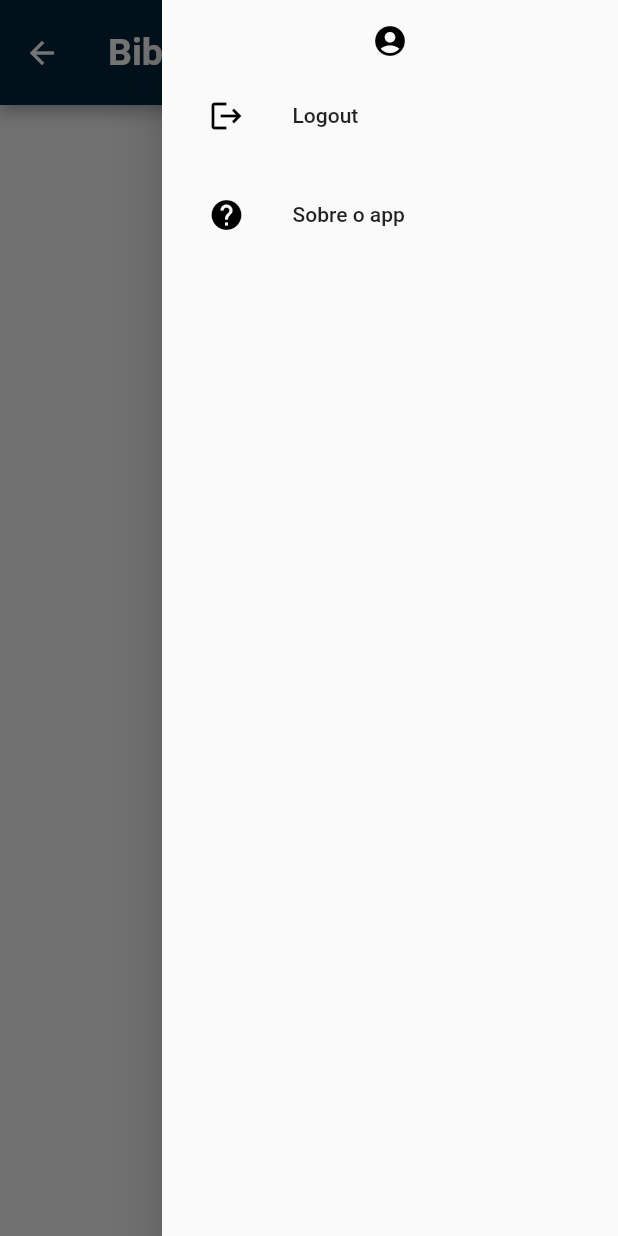
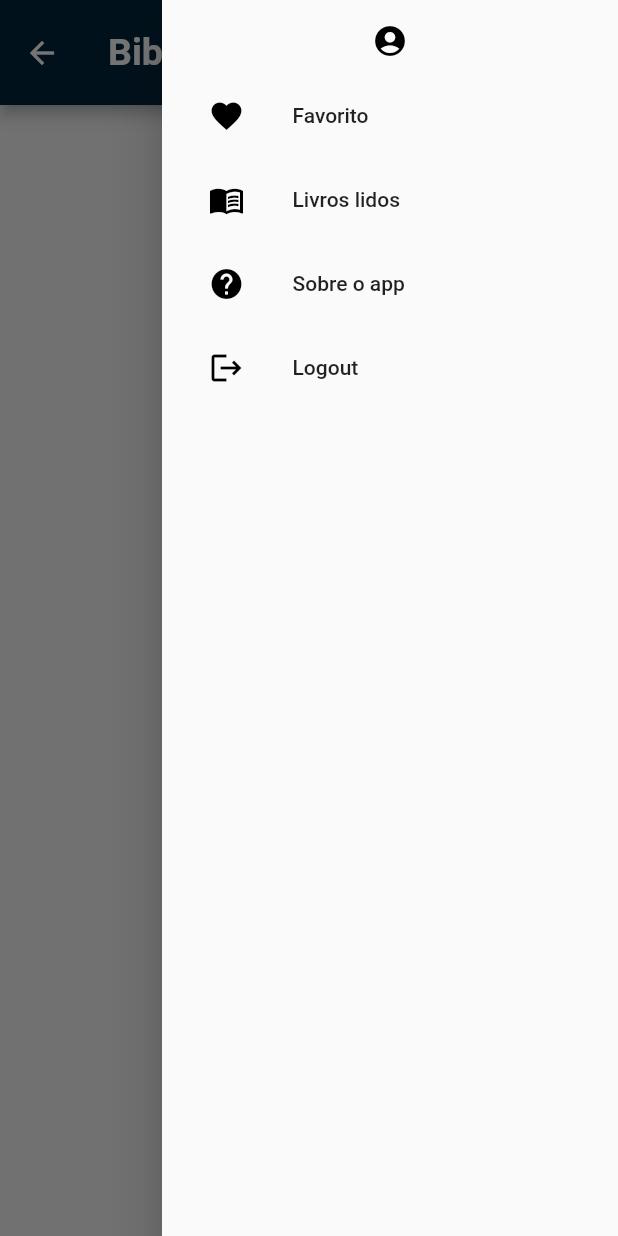
Before and after one commit to DevHSTerra/BibliotecaPessoal, a Flutter app: the PaginaPrincipal screen opened by its route, with the side drawer open, on a phone screen of 412 x 824 dp. Run offline on Flutter 3.47's test engine with Material 2 defaults, Android fonts, the phone set to English and light mode, and no system bars; our stand-ins replace cloud_firestore, firebase_auth, firebase_core, google_fonts; missing offline and left inert: flutter_downloader; accounts and stored records are empty; network calls fail.

Commit message:
Estável

```diff
--- a/flutter_application_app/lib/autentifica/pagina_login.dart
+++ b/flutter_application_app/lib/autentificar/pagina_login.dart
@@ -4,7 +4,7 @@ import 'package:flutter/material.dart';
 import 'package:google_fonts/google_fonts.dart';
 
 import '../controller/controlador_de_login.dart';
-import '../pages/suporte.dart';
+import '../suporte/suporte.dart';
 
 class PaginaLogin extends StatefulWidget {
   const PaginaLogin({Key? key}) : super(key: key);
@@ -29,7 +29,7 @@ class _PaginaLoginState extends State<PaginaLogin> {
               Container(
                 padding: EdgeInsets.fromLTRB(20, 0, 20, 5),
                 child: Center(
-                  child: Image.asset('wallpaper/logo-no-background.png',
+                  child: Image.asset(Auxiliar.imagemLogo,
                       width: MediaQuery.of(context).size.width * 0.4),
                 ),
               ),
--- a/flutter_application_app/lib/controller/controlador_de_login.dart
+++ b/flutter_application_app/lib/controller/controlador_de_login.dart
@@ -4,7 +4,7 @@ import 'package:cloud_firestore/cloud_firestore.dart';
 import 'package:firebase_auth/firebase_auth.dart';
 import 'package:flutter/material.dart';
 
-import '../pages/suporte.dart';
+import '../suporte/suporte.dart';
 
 class ControladorDeLogin {
   void login(context, email, senha) {
--- a/flutter_application_app/lib/main.dart
+++ b/flutter_application_app/lib/main.dart
@@ -3,11 +3,11 @@
 import 'package:firebase_core/firebase_core.dart';
 import 'package:flutter/material.dart';
 import 'package:flutter_application_app/pages/sobre_app.dart';
-import 'package:flutter_application_app/autentifica/pagina_login.dart';
+import 'package:flutter_application_app/autentificar/pagina_login.dart';
 import 'package:flutter_application_app/pages/pagina_principal.dart';
 
 import 'firebase_options.dart';
-import 'autentifica/criar_conta.dart';
+import 'autentificar/criar_conta.dart';
 
 
 Future<void> main() async {
--- a/flutter_application_app/lib/pages/listar_livros_geral.dart
+++ b/flutter_application_app/lib/pages/listar_livros_geral.dart
@@ -3,7 +3,7 @@
 import 'package:flutter/material.dart';
 
 import '../controller/controlador_de_livros.dart';
-import 'suporte.dart';
+import '../suporte/suporte.dart';
 import 'widget_mostrar_livro.dart';
 
 class ListarLivros extends StatefulWidget {
--- a/flutter_application_app/lib/pages/pagina_principal.dart
+++ b/flutter_application_app/lib/pages/pagina_principal.dart
@@ -5,7 +5,7 @@ import 'package:google_fonts/google_fonts.dart';
 
 import '../controller/controlador_de_login.dart';
 import 'listar_livros_geral.dart';
-import 'suporte.dart';
+import '../suporte/suporte.dart';
 
 class PaginaPrincipal extends StatefulWidget {
   const PaginaPrincipal({Key? key}) : super(key: key);
@@ -33,7 +33,7 @@ class _PaginaPrincipalState extends State<PaginaPrincipal> {
       endDrawer: Drawer(
         child: ListView(
           padding: EdgeInsets.fromLTRB(15, 15, 15, 60),
-          children: <Widget>[
+          children: [
             Row(
               mainAxisAlignment: MainAxisAlignment.center,
               children: [
@@ -74,6 +74,47 @@ class _PaginaPrincipalState extends State<PaginaPrincipal> {
             Padding(
               padding: const EdgeInsets.only(top: 10),
               child: ListTile(
+                  leading: Icon(
+                    Icons.favorite,
+                    color: Colors.black,
+                  ),
+                  title: Text(
+                    "Favorito",
+                    selectionColor: Colors.black,
+                  ),
+                  onTap: () {}),
+            ),
+            Padding(
+              padding: const EdgeInsets.only(top: 0),
+              child: ListTile(
+                  leading: Icon(
+                    Icons.menu_book,
+                    color: Colors.black,
+                  ),
+                  title: Text(
+                    "Livros lidos",
+                    selectionColor: Colors.black,
+                  ),
+                  onTap: () {}),
+            ),
+            Padding(
+              padding: const EdgeInsets.only(top: 0),
+              child: ListTile(
+                  leading: Icon(
+                    Icons.help_sharp,
+                    color: Colors.black,
+                  ),
+                  title: Text(
+                    "Sobre o app",
+                    selectionColor: Colors.black,
+                  ),
+                  onTap: () {
+                    Navigator.pushNamed(context, 'sobre_app');
+                  }),
+            ),
+            Padding(
+              padding: const EdgeInsets.only(top: 0),
+              child: ListTile(
                 leading: Icon(
                   Icons.logout,
                   color: Colors.black,
@@ -92,21 +133,6 @@ class _PaginaPrincipalState extends State<PaginaPrincipal> {
                 },
               ),
             ),
-            Padding(
-              padding: const EdgeInsets.only(top: 10),
-              child: ListTile(
-                  leading: Icon(
-                    Icons.help_sharp,
-                    color: Colors.black,
-                  ),
-                  title: Text(
-                    "Sobre o app",
-                    selectionColor: Colors.black,
-                  ),
-                  onTap: () {
-                    Navigator.pushNamed(context, 'sobre_app');
-                  }),
-            ),
           ],
         ),
       ),
--- a/flutter_application_app/lib/pages/widget_mostrar_livro.dart
+++ b/flutter_application_app/lib/pages/widget_mostrar_livro.dart
@@ -5,7 +5,7 @@ import 'package:flutter/material.dart';
 import 'package:flutter_downloader/flutter_downloader.dart';
 import 'package:google_fonts/google_fonts.dart';
 
-import 'suporte.dart';
+import '../suporte/suporte.dart';
 
 class WidgetMostrarLivroGeral extends StatefulWidget {
   final livros;
```
Also changed, not shown: flutter_application_app/lib/autentificar/criar_conta.dart (renamed from flutter_application_app/lib/autentifica/criar_conta.dart, +4 -6 lines), flutter_application_app/lib/pages/sobre_app.dart (+4 -4 lines), flutter_application_app/lib/suporte/suporte.dart (renamed from flutter_application_app/lib/pages/suporte.dart, +5 -18 lines).
